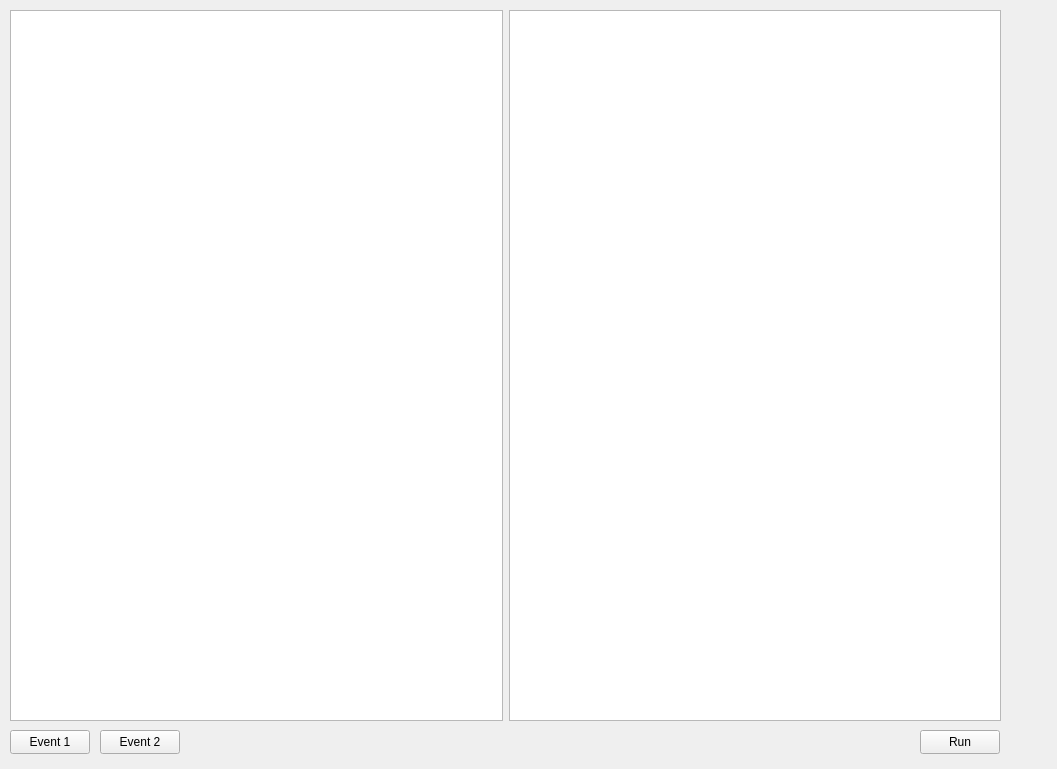
Qt form mainwindow.ui (etet100/G-Pilot-Plugin-Engine) before a commit.
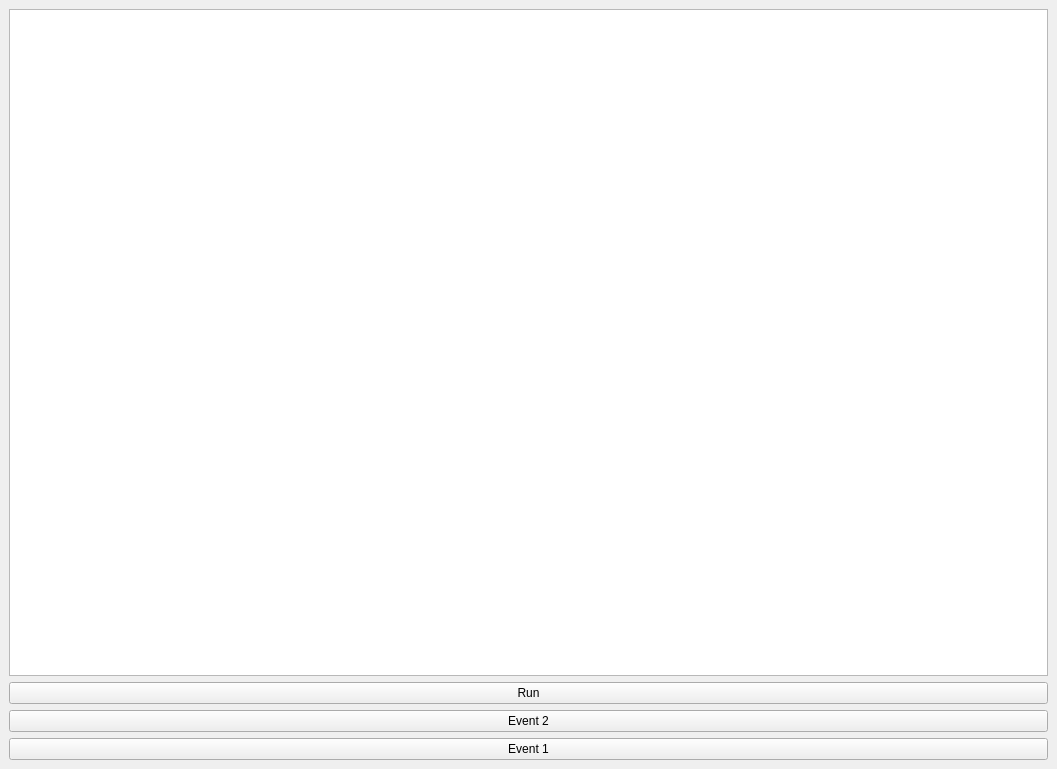
The same form after that commit.

Patch:
```diff
--- a/mainwindow.ui
+++ b/mainwindow.ui
@@ -14,63 +14,39 @@
    <string>MainWindow</string>
   </property>
   <widget class="QWidget" name="centralwidget">
-   <widget class="QPushButton" name="pushButton">
-    <property name="geometry">
-     <rect>
-      <x>920</x>
-      <y>730</y>
-      <width>80</width>
-      <height>24</height>
-     </rect>
-    </property>
-    <property name="text">
-     <string>Run</string>
-    </property>
-   </widget>
-   <widget class="QWidget" name="layoutWidget">
-    <property name="geometry">
-     <rect>
-      <x>10</x>
-      <y>10</y>
-      <width>991</width>
-      <height>711</height>
-     </rect>
-    </property>
+   <layout class="QVBoxLayout" name="verticalLayout">
+    <item>
     <layout class="QHBoxLayout" name="horizontalLayout">
-     <item>
-      <widget class="QTextEdit" name="script"/>
-     </item>
      <item>
       <widget class="QTextEdit" name="log"/>
      </item>
-    </layout>
-   </widget>
-   <widget class="QPushButton" name="pushButton_2">
-    <property name="geometry">
-     <rect>
-      <x>10</x>
-      <y>730</y>
-      <width>80</width>
-      <height>24</height>
-     </rect>
-    </property>
+      <item>
+       <layout class="QVBoxLayout" name="verticalLayout_2"/>
+      </item>
+     </layout>
+    </item>
+    <item>
+     <widget class="QPushButton" name="pushButton">
     <property name="text">
-     <string>Event 1</string>
-    </property>
-   </widget>
+       <string>Run</string>
+      </property>
+     </widget>
+    </item>
+    <item>
    <widget class="QPushButton" name="pushButton_3">
-    <property name="geometry">
-     <rect>
-      <x>100</x>
-      <y>730</y>
-      <width>80</width>
-      <height>24</height>
-     </rect>
-    </property>
     <property name="text">
      <string>Event 2</string>
     </property>
    </widget>
+    </item>
+    <item>
+     <widget class="QPushButton" name="pushButton_2">
+      <property name="text">
+       <string>Event 1</string>
+      </property>
+     </widget>
+    </item>
+   </layout>
   </widget>
  </widget>
  <resources/>
```
Left out of the diff: 16 changed lines with no effect on the pictures. Lines whose indentation alone changed are shown as unchanged.
